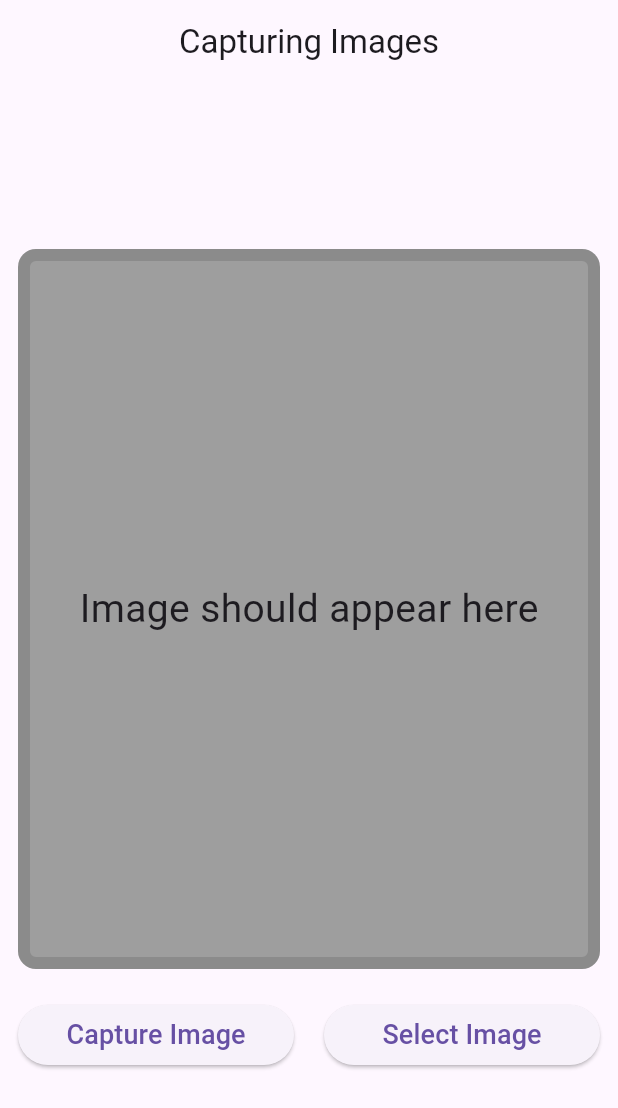
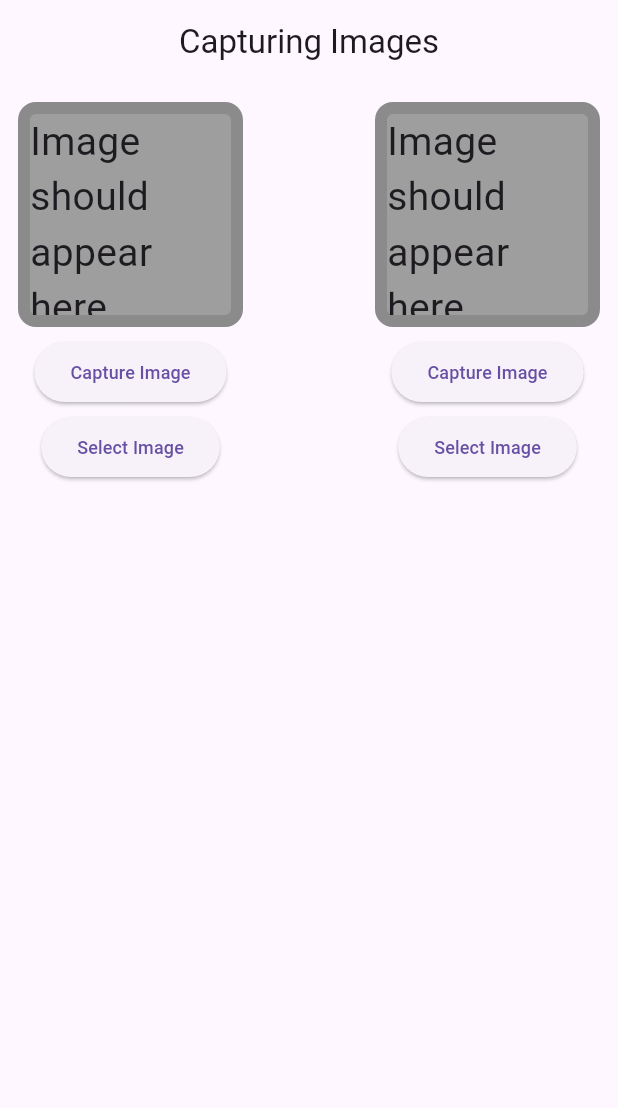
Before and after one commit to FITMI-APP/Mobile-App, a Flutter app: the screen it shows once a user with an empty profile is signed in, on a phone screen of 412 x 824 dp. Shown: the top 1108 px of the screen. Run offline on Flutter 3.47's test engine with Material 3 defaults, Android fonts, the light colour scheme and no system bars; our stand-ins replace cloud_firestore, firebase_auth, firebase_core, flutter_spinkit, font_awesome_flutter, google_sign_in and 1 more; missing offline and left inert: animated_button_bar; accounts and stored records are empty.

Commit message:
Add files via upload

```diff
--- a/lib/screens/home/test.dart
+++ b/lib/screens/home/test.dart
@@ -30,13 +30,14 @@ class _HomeState extends State<MyHomePage> {
       body: Padding(
         padding: const EdgeInsets.all(12.0),
         child: Column(
-          mainAxisAlignment: MainAxisAlignment.center,
+          //mainAxisAlignment: MainAxisAlignment.center,
           children: [
             if(imageFile != null)
+              Row(
+                children: [
                   Container(
-                width: 640,
-                height: 480,
-                alignment: Alignment.center,
+                    width: 150,
+                    height: 150,
                     decoration: BoxDecoration(
                       color: Colors.grey,
                       image: DecorationImage(
@@ -46,39 +47,105 @@ class _HomeState extends State<MyHomePage> {
                       border: Border.all(width: 8, color: Colors.black),
                       borderRadius: BorderRadius.circular(12.0),
                     ),
+                  ),
+                  Container(
+                    width: 150,
+                    height: 150,
+                    decoration: BoxDecoration(
+                      image: DecorationImage(
+                        image: FileImage(imageFile!),
+                        fit: BoxFit.cover
+                      ),
+                      border: Border.all(width: 8, color: Colors.black),
+                      borderRadius: BorderRadius.circular(12.0),
+                    ),
+
+                  ),
+
+                ],
               )
+
             else
+              Row(
+                children: [
                   Container(
-                width: 640,
-                height: 480,
-                alignment: Alignment.center,
+                    height:250,
+                    alignment: Alignment.topLeft,
+                    child: Column(
+                      children: [
+                        Container(
+                          width: 150,
+                          height: 150,
+                          alignment: Alignment.topLeft,
                           decoration: BoxDecoration(
                             color: Colors.grey,
                             border: Border.all(width: 8, color: Colors.black12),
                             borderRadius: BorderRadius.circular(12.0),
                           ),
-                child: const Text('Image should appear here', style: TextStyle(fontSize: 26),),
+                          child: const Text('Image should appear here', style: TextStyle(fontSize: 26)),
                         ),
+                        SizedBox(height: 10),
+                        Expanded(
+                          child: ElevatedButton(
+                            onPressed: () => getImage(source: ImageSource.camera),
+                            child: const Text('Capture Image', style: TextStyle(fontSize: 12)),
+                          ),
+                        ),
+                        SizedBox(height: 10),
+                        Expanded(
+                          child: ElevatedButton(
+                            onPressed: () => getImage(source: ImageSource.gallery),
+                            child: const Text('Select Image', style: TextStyle(fontSize: 12)),
+                          ),
+                        ),
+                      ],
+                    ),
+                  ),
+                  SizedBox(width: 10), // Add spacing between containers
+                  Expanded(
+                    child: Container(
+                      height:250,
+                      alignment: Alignment.topRight,
+                      child: Column(
+                        //crossAxisAlignment: CrossAxisAlignment.end,
+                        children: [
+                          Container(
+                            width: 150,
+                            height: 150,
+
+                            decoration: BoxDecoration(
+                              color: Colors.grey,
+                              border: Border.all(width: 8, color: Colors.black12),
+                              borderRadius: BorderRadius.circular(12.0),
+                            ),
+                            child: const Text('Image should appear here', style: TextStyle(fontSize: 26)),
+                          ),
+                          SizedBox(height: 10),
+                          Expanded(
+                            child: ElevatedButton(
+                              onPressed: () => getImage(source: ImageSource.camera),
+                              child: const Text('Capture Image', style: TextStyle(fontSize: 12)),
+                            ),
+                          ),
+                          SizedBox(height: 10),
+                          Expanded(
+                            child: ElevatedButton(
+                              onPressed: () => getImage(source: ImageSource.gallery),
+                              child: const Text('Select Image', style: TextStyle(fontSize: 12)),
+                            ),
+                          ),
+                        ],
+                      ),
+                    ),
+                  ),
+                ],
+              ),
+
+
             const SizedBox(
               height: 20,
             ),
-            Row(
-              children: [
-                Expanded(
-                  child: ElevatedButton(
-                      onPressed: ()=> getImage(source: ImageSource.camera),
-                      child: const Text('Capture Image', style: TextStyle(fontSize: 18))
-                  ),
-                ),
-                const SizedBox(width: 20,),
-                Expanded(
-                  child: ElevatedButton(
-                      onPressed: ()=> getImage(source: ImageSource.gallery),
-                      child: const Text('Select Image', style: TextStyle(fontSize: 18))
-                  ),
-                )
-              ],
-            ),
+
           ],
         ),
       ),
```
Also changed, not shown: 1 other file. Lines whose indentation alone changed are shown as unchanged.
